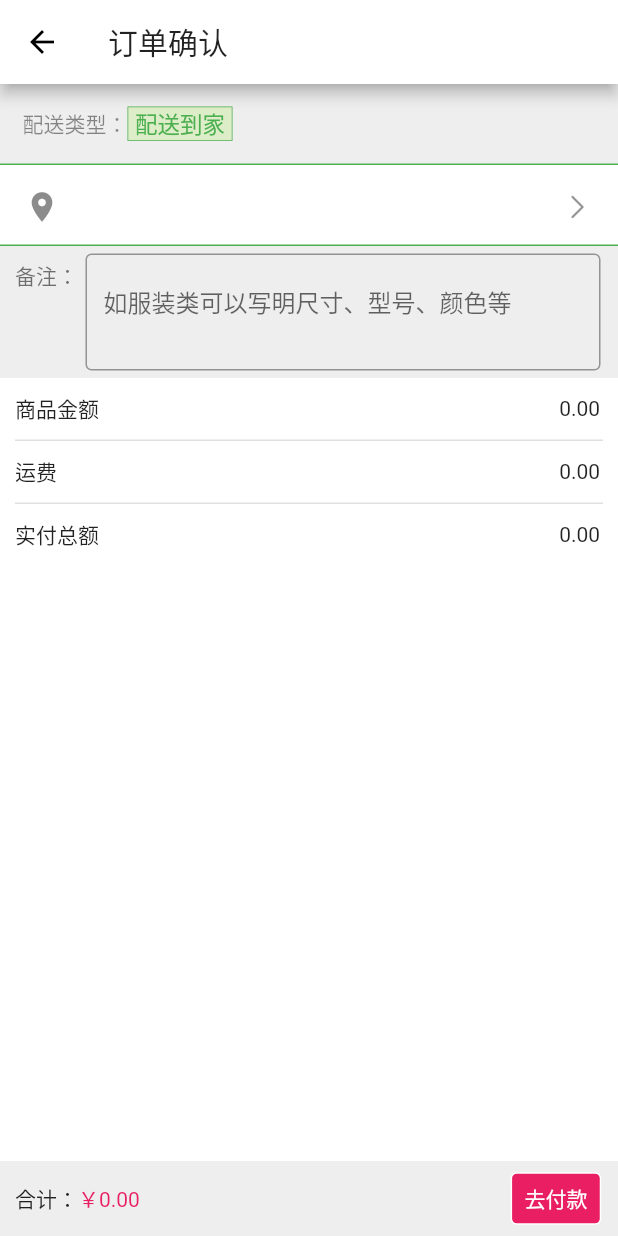
After one commit to haolizi/electricity_flutter, a Flutter app: the OrderPayPage screen opened directly, on a phone screen of 412 x 824 dp. The commit adds this screen. Run offline on Flutter 3.47's test engine with Material 2 defaults, Android fonts, the light colour scheme and no system bars; our stand-ins replace dio, fluro, flutter_easyrefresh, flutter_html, flutter_screenutil, flutter_spinkit and 3 more; accounts and stored records are empty; network calls fail; statements that could not run were skipped.

Commit message:
add orderPage

```diff
--- a/lib/config/routers/router_handler.dart
+++ b/lib/config/routers/router_handler.dart
@@ -1,10 +1,19 @@
 import 'package:flutter/material.dart';
 import 'package:fluro/fluro.dart';
 import '../../pages/home/pages/home_detail_page.dart';
+import '../../pages/order/pages/order_pay_page.dart';
 
+// 商品详情
 Handler homeDetailsHandler = Handler(
   handlerFunc: (BuildContext context, Map<String, dynamic> params) {
     String goodsId = params['id'].first;
     return HomeDetailPage(goodsId:goodsId);
   }
 );
+
+// 订单支付
+Handler orderPayHandler = Handler(
+  handlerFunc: (BuildContext context, Map<String, dynamic> params) {
+    return OrderPayPage();
+  }
+);
--- a/lib/config/routers/routers.dart
+++ b/lib/config/routers/routers.dart
@@ -3,8 +3,9 @@ import 'package:fluro/fluro.dart';
 import 'router_handler.dart';
 
 class Routes {
-  static String root = '/';
-  static String detailPage = '/detail';
+  static String root = '/';                     // 根目录
+  static String detailPage = '/detail';         // 详情页面
+  static String orderPayPage = '/order/pay';    // 订单详情页面
 
   static void configureRoutes(Router router) {
     router.notFoundHandler = new Handler(
@@ -13,6 +14,8 @@ class Routes {
       }
     );
 
+    // 创建pageRoute
     router.define(detailPage, handler: homeDetailsHandler);
+    router.define(orderPayPage, handler: orderPayHandler);
   }
 }
--- a/lib/main.dart
+++ b/lib/main.dart
@@ -34,8 +34,9 @@ class MyApp extends StatelessWidget {
   Widget build(BuildContext context) {
     // 路由
     final router = Router();
+    ApplicationRouter.router = router;
+    // 完成路由全局配置和路由定义
     Routes.configureRoutes(router);
-    ApplicationRouter.router = router;
 
     return new MaterialApp(
       title: '某知名电商',
--- a/lib/pages/home/views/home_category_widget.dart
+++ b/lib/pages/home/views/home_category_widget.dart
@@ -45,7 +45,6 @@ Widget _categoryItem(BuildContext context, item) {
     child: Column(
       children: <Widget>[
         ImageWidget(url: item['image'], w:ScreenUtil().setWidth(95)),
-        // Image.network(item['image'], width: ScreenUtil().setWidth(95)),
         Text(
           item['mallCategoryName'],
           style: TextStyle(fontSize: 14),
--- a/lib/pages/home/views/home_goods_list_widget.dart
+++ b/lib/pages/home/views/home_goods_list_widget.dart
@@ -56,7 +56,6 @@ class GoodsList extends StatelessWidget {
             child: Column(
               children: <Widget>[
                 ImageWidget(url:val['image'], w:ScreenUtil().setWidth(370)),
-                // Image.network(val['image'], width: ScreenUtil().setWidth(370)),
                 Text(
                   val['name'],
                   maxLines:1,
--- a/lib/pages/mine/views/mine_list_widget.dart
+++ b/lib/pages/mine/views/mine_list_widget.dart
@@ -39,8 +39,9 @@ class ListTitleWidget extends StatelessWidget {
         leading: Image.asset(icon),
         title: Text(
           title,
-          style: TextStyle(fontSize: ScreenUtil().setSp(29)
-        ),
+          style: TextStyle(
+            fontSize: ScreenUtil().setSp(29)
+          ),
         ),
         trailing: Image.asset('images/mine/right_arrow.png'),
       ),
--- /dev/null
+++ b/lib/pages/order/pages/order_pay_page.dart
@@ -0,0 +1,45 @@
+/*
+ * -------订单支付页-------
+ */
+
+import 'package:flutter/material.dart';
+import '../views/order_distribution_type_widget.dart';
+import '../views/order_position_widget.dart';
+import '../views/order_goods_list_widget.dart';
+import '../views/order_remark_widget.dart';
+import '../views/order_price_list_widget.dart';
+import '../views/order_bottom_widget.dart';
+
+class OrderPayPage extends StatelessWidget {
+  const OrderPayPage({Key key}) : super(key: key);
+
+  @override
+  Widget build(BuildContext context) {
+    return Scaffold(
+      appBar: AppBar(
+        title:Text('订单确认')
+      ),
+      body: Stack(
+        children: <Widget>[
+          Container(
+            color: Colors.white,
+            child: ListView(
+              children: <Widget>[
+                DistribType(),     // 配送类型
+                PositionWidget(),  // 定位
+                GoodsListWidget(), // 商品列表
+                RemarkWidget(),    // 备注
+                PriceListWidget(), // 金额相关
+              ],
+            ),
+          ),
+          Positioned(
+            bottom: 0,
+            left: 0,
+            child: BottomWidget()
+          )
+        ],
+      ),
+    );
+  }
+}
--- /dev/null
+++ b/lib/pages/order/views/order_bottom_widget.dart
@@ -0,0 +1,59 @@
+/*
+ * -------订单支付页-------
+ * 底部结算
+ */
+import 'package:flutter/material.dart';
+import 'package:flutter_screenutil/screenutil.dart';
+import 'package:provider/provider.dart';
+import '../../cart/providers/cart_provider.dart';
+import '../../../config/color.dart';
+
+class BottomWidget extends StatelessWidget {
+  const BottomWidget({Key key}) : super(key: key);
+
+  @override
+  Widget build(BuildContext context) {
+    double allPrice = Provider.of<CartProvider>(context, listen: false).allPrice;
+    return Container(
+      padding: EdgeInsets.fromLTRB(10, 0, 10, 0),
+      width: ScreenUtil().setWidth(750),
+      height: 50,
+      color: Colors.grey[200],
+      child: Row(
+        children: <Widget>[
+          Text('合计：'),
+          Container(
+            width: ScreenUtil().setWidth(525),
+            child: Text(
+              '￥${allPrice.toStringAsFixed(2)}',
+              style: TextStyle(
+                color: KColor.themeColor
+              ),
+            ),
+          ),
+          InkWell(
+            onTap: (){
+
+            },
+            child: Container(
+              width: ScreenUtil().setWidth(110),
+              height: 35,
+              alignment: Alignment.center,
+              decoration: BoxDecoration(
+                color: KColor.themeColor,
+                border:Border.all(width: 1, color:Colors.white),
+                borderRadius: BorderRadius.circular(4.0)
+              ),
+              child: Text(
+                '去付款',
+                style: TextStyle(
+                  color:Colors.white,
+                ),
+              ),
+            ),
+          )
+        ],
+      ),
+    );
+  }
+}
--- /dev/null
+++ b/lib/pages/order/views/order_distribution_type_widget.dart
@@ -0,0 +1,47 @@
+/*
+ * -------订单支付页-------
+ * 配送类型
+ */
+import 'package:flutter/material.dart';
+
+class DistribType extends StatelessWidget {
+  const DistribType({Key key}) : super(key: key);
+
+  @override
+  Widget build(BuildContext context) {
+    return Container(
+      color: Colors.grey[200],
+      padding: EdgeInsets.all(15),
+      child: Row(
+        children: <Widget>[
+          Text(
+            '配送类型：',
+            style: TextStyle(
+              color: Colors.black45,
+              fontSize: 14
+            ),
+          ),
+
+          // 标签
+          Container(
+            width: 70,
+            alignment: Alignment.center,
+            decoration: BoxDecoration(
+              color: Colors.lightGreen[100],
+              border: Border.all(width: 0.5, color: Colors.green),
+            ),
+            child: Text(
+              '配送到家',
+              style: TextStyle(
+                color: Colors.green,
+                fontSize: 15
+              ),
+            ),
+          ),
+        ],
+      ),
+    );
+  }
+
+
+}
--- /dev/null
+++ b/lib/pages/order/views/order_position_widget.dart
@@ -0,0 +1,36 @@
+/*
+ * -------订单支付页-------
+ * 定位
+ */
+import 'package:flutter/material.dart';
+import 'package:flutter_screenutil/flutter_screenutil.dart';
+
+class PositionWidget extends StatelessWidget {
+  const PositionWidget({Key key}) : super(key: key);
+
+  @override
+  Widget build(BuildContext context) {
+    return InkWell(
+      child: Container(
+        width: ScreenUtil().setWidth(750),
+        height: 55,
+        decoration: BoxDecoration(
+          border: Border(
+            top:BorderSide(width: 1,color:Colors.green),
+            bottom:BorderSide(width: 1,color:Colors.green),
+          )
+        ),
+        child: ListTile(
+          leading: Icon(Icons.location_on),
+          title: Text(
+            '',
+            style: TextStyle(
+              fontSize: 16
+            ),
+          ),
+          trailing: Image.asset('images/mine/right_arrow.png'),
+        ),
+      ),
+    );
+  }
+}
--- /dev/null
+++ b/lib/pages/order/views/order_price_list_widget.dart
@@ -0,0 +1,54 @@
+/*
+ * -------订单支付页-------
+ * 商品金额、运费、总支付金额
+ */
+import 'package:flutter/material.dart';
+import 'package:flutter_screenutil/flutter_screenutil.dart';
+import 'package:provider/provider.dart';
+import '../../cart/providers/cart_provider.dart';
+
+class PriceListWidget extends StatelessWidget {
+  const PriceListWidget({Key key}) : super(key: key);
+  @override
+  Widget build(BuildContext context) {
+    double allPrice = Provider.of<CartProvider>(context, listen: false).allPrice;
+    List list = [{'title':'商品金额','detail':allPrice.toStringAsFixed(2)},{'title':'运费','detail':'0.00'},{'title':'实付总额','detail':allPrice.toStringAsFixed(2)}];
+    return Container(
+      height: 123,
+      color: Colors.white,
+      padding: EdgeInsets.fromLTRB(10, 0, 10, 0),
+      child: ListView.builder(
+        itemCount: list.length,
+        physics: const NeverScrollableScrollPhysics(),
+        itemBuilder: (context, index) {
+          return _item(list[index]['title'], list[index]['detail']);
+        },
+      ),
+    );
+  }
+
+  Widget _item(String title, String price) {
+    return Container(
+      padding: EdgeInsets.fromLTRB(0, 10, 0, 10),
+      decoration: BoxDecoration(
+        border:Border(
+          bottom:BorderSide(width:1, color:Colors.black12),
+        ),
+      ),
+      child: Row(
+        children: <Widget>[
+          Container(
+            width: ScreenUtil().setWidth(550),
+            child: Text(title)
+          ),
+
+          Container(
+            alignment: Alignment.centerRight,
+            width: ScreenUtil().setWidth(160),
+            child: Text(price),
+          )
+        ],
+      ),
+    );
+  }
+}
--- /dev/null
+++ b/lib/pages/order/views/order_remark_widget.dart
@@ -0,0 +1,48 @@
+/*
+ * -------订单支付页-------
+ * 备注
+ */
+import 'package:flutter/material.dart';
+import 'package:flutter_screenutil/screenutil.dart';
+
+class RemarkWidget extends StatelessWidget {
+  const RemarkWidget({Key key}) : super(key: key);
+
+  @override
+  Widget build(BuildContext context) {
+    return Container(
+      color: Colors.grey[200],
+      padding: EdgeInsets.fromLTRB(10, 5, 10, 5),
+      child: Row(
+        children: <Widget>[
+          Container(
+            height: 70,
+            alignment: Alignment.topLeft,
+            child: Text(
+              '备注：',
+              style: TextStyle(
+                color: Colors.black54
+              ),
+            ),
+          ),
+
+          Container(
+            width: ScreenUtil().setWidth(625),
+            margin: EdgeInsets.only(left:5),
+            child: TextField(
+              maxLines: 2,
+              decoration: InputDecoration(
+                hintText: '如服装类可以写明尺寸、型号、颜色等',
+                labelStyle: TextStyle(
+                  color: Colors.black12,
+                  fontSize: ScreenUtil().setSp(12)
+                ),
+                border: OutlineInputBorder()
+              ),
+            ),
+          ),
+        ],
+      ),
+    );
+  }
+}
```
Also changed, not shown: lib/pages/cart/views/cart_bottom_widget.dart (+5 -2 lines), lib/pages/home/views/detail_bottom_widget.dart (+7 -2 lines), lib/pages/order/views/order_goods_list_widget.dart (added, +104 -0 lines).
